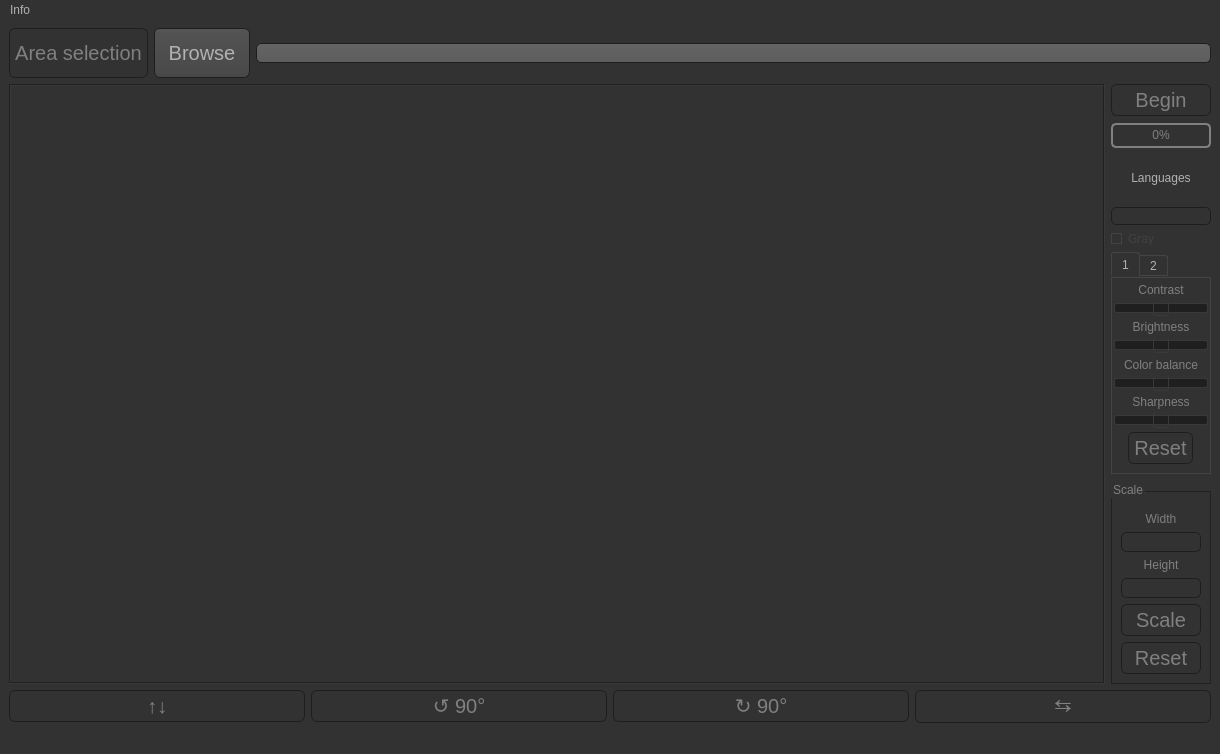
Paikerite/Text-finder, file text_finder_search.ui: the form before one commit.
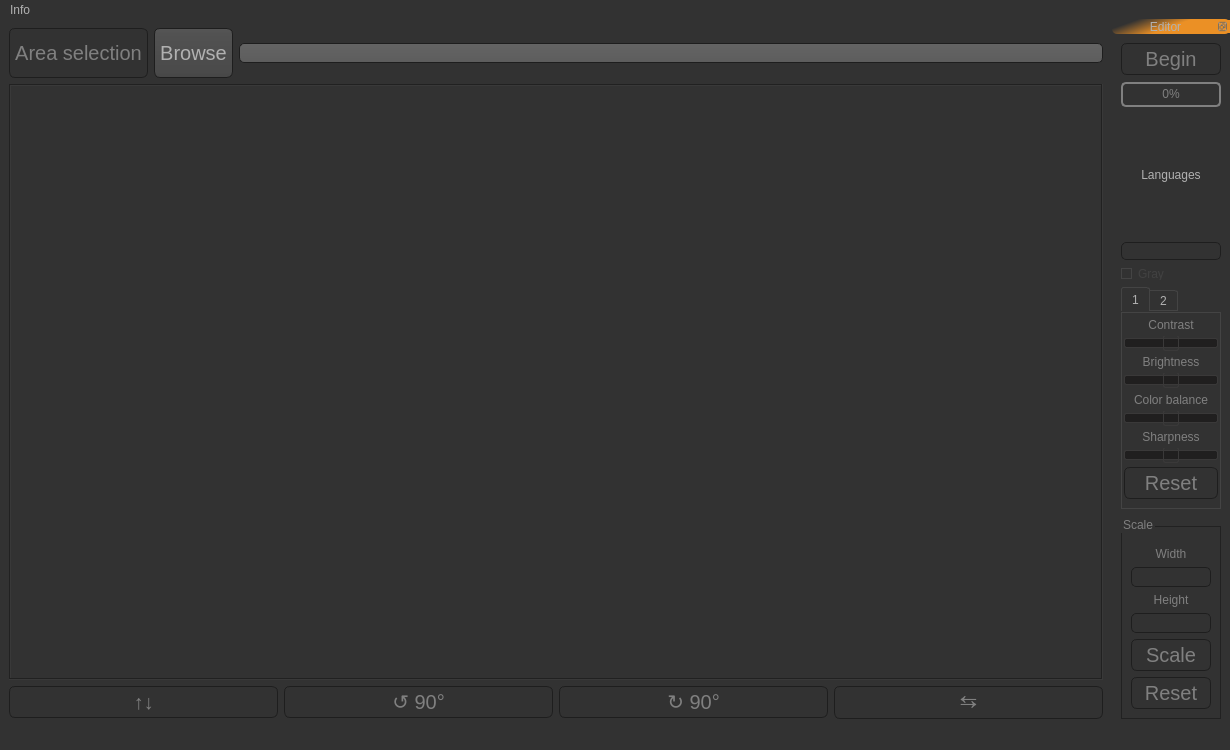
The form after the commit. Icons and pictures are not drawn.

Commit message: make white icons, add dockwidget

The edit to the form file:
```diff
--- a/text_finder_search.ui
+++ b/text_finder_search.ui
@@ -9,8 +9,8 @@
    <rect>
     <x>0</x>
     <y>0</y>
-    <width>1220</width>
-    <height>754</height>
+    <width>1230</width>
+    <height>750</height>
    </rect>
   </property>
   <property name="sizePolicy">
@@ -353,15 +353,20 @@
 QDockWidget::title
 {
     text-align: center;
-    spacing: 3px; /* spacing between items in the tool bar */
-    background-color: QLinearGradient(x1:0, y1:0, x2:0, y2:1, stop:0 #323232, stop: 0.5 #242424, stop:1 #323232);
+    spacing: 3px; /* spacing between items in the tool bar */	
+	
+	background-color: qlineargradient(spread:pad, x1:0, y1:0.318182, x2:0.693, y2:0.563, stop:0.147727 rgba(50, 50, 50, 255), stop:0.732955 rgba(235, 144, 37, 255));
+
+/*    background-color: QLinearGradient(x1:0, y1:0, x2:0, y2:1, stop:0 #323232, stop: 0.5 #242424, stop:1 #323232); */
+	border-radius: 5;
 }
 
 QDockWidget::close-button, QDockWidget::float-button
 {
     text-align: center;
     spacing: 1px; /* spacing between items in the tool bar */
-    background-color: QLinearGradient(x1:0, y1:0, x2:0, y2:1, stop:0 #323232, stop: 0.5 #242424, stop:1 #323232);
+	background-color: rgb(235, 144, 37);
+   /*  background-color: QLinearGradient(x1:0, y1:0, x2:0, y2:1, stop:0 #323232, stop: 0.5 #242424, stop:1 #323232); */
 }
 
 QDockWidget::close-button:hover, QDockWidget::float-button:hover
@@ -374,24 +379,7 @@
     padding: 1px -1px -1px 1px;
 }
 
-QMainWindow::separator
-{
-    background-color: QLinearGradient(x1:0, y1:0, x2:0, y2:1, stop:0 #161616, stop: 0.5 #151515, stop: 0.6 #212121, stop:1 #343434);
-    color: white;
-    padding-left: 4px;
-    border: 1px solid #4c4c4c;
-    spacing: 3px; /* spacing between items in the tool bar */
-}
 
-QMainWindow::separator:hover
-{
-
-    background-color: QLinearGradient(x1:0, y1:0, x2:0, y2:1, stop:0 #d7801a, stop:0.5 #b56c17 stop:1 #ffa02f);
-    color: white;
-    padding-left: 4px;
-    border: 1px solid #6c6c6c;
-    spacing: 3px; /* spacing between items in the tool bar */
-}
 
 QToolBar::handle
 {
@@ -593,7 +581,34 @@
 {
 	background-color: rgb(255, 170, 0);
 	color: rgb(255, 170, 0);
-}</string>
+}
+
+/* QMainWindow::separator
+{
+    background-color: QLinearGradient(x1:0, y1:0, x2:0, y2:1, stop:0 #161616, stop: 0.5 #151515, stop: 0.6 #212121, stop:1 #343434);
+    color: white;
+    padding-left: 4px;
+    border: 1px solid #4c4c4c;
+    spacing: 3px;  spacing between items in the tool bar 
+}
+
+QMainWindow::separator:hover
+{
+
+    background-color: QLinearGradient(x1:0, y1:0, x2:0, y2:1, stop:0 #d7801a, stop:0.5 #b56c17 stop:1 #ffa02f);
+    color: white;
+    padding-left: 4px;
+    border: 1px solid #6c6c6c;
+    spacing: 3px; /* spacing between items in the tool bar
+}
+*/
+
+QMainWindow::separator
+{
+	width:0px; 
+	height:0px;
+}
+</string>
   </property>
   <property name="iconSize">
    <size>
@@ -705,7 +720,7 @@
      </layout>
     </item>
     <item>
-     <layout class="QHBoxLayout" name="horizontalLayout" stretch="0,0">
+     <layout class="QHBoxLayout" name="horizontalLayout" stretch="0">
       <property name="spacing">
        <number>6</number>
       </property>
@@ -728,8 +743,8 @@
           <rect>
            <x>0</x>
            <y>0</y>
-           <width>1088</width>
-           <height>589</height>
+           <width>1086</width>
+           <height>585</height>
           </rect>
          </property>
          <layout class="QVBoxLayout" name="verticalLayout_3">
@@ -753,8 +768,116 @@
         </widget>
        </widget>
       </item>
+     </layout>
+    </item>
       <item>
-       <layout class="QVBoxLayout" name="verticalLayout">
+     <layout class="QHBoxLayout" name="horizontalLayout_3">
+      <item>
+       <widget class="QPushButton" name="pushButton_5">
+        <property name="enabled">
+         <bool>false</bool>
+        </property>
+        <property name="statusTip">
+         <string>Invert the picture</string>
+        </property>
+        <property name="text">
+         <string>↑↓</string>
+        </property>
+       </widget>
+      </item>
+      <item>
+       <widget class="QPushButton" name="pushButton_rotate_left">
+        <property name="enabled">
+         <bool>false</bool>
+        </property>
+        <property name="statusTip">
+         <string>Rotate the picture -90°</string>
+        </property>
+        <property name="text">
+         <string>↺ 90°</string>
+        </property>
+       </widget>
+      </item>
+      <item>
+       <widget class="QPushButton" name="pushButton_rotate_right">
+        <property name="enabled">
+         <bool>false</bool>
+        </property>
+        <property name="statusTip">
+         <string>Rotate the picture +90°</string>
+        </property>
+        <property name="text">
+         <string>↻ 90°</string>
+        </property>
+       </widget>
+      </item>
+      <item>
+       <widget class="QPushButton" name="pushButton_4">
+        <property name="enabled">
+         <bool>false</bool>
+        </property>
+        <property name="statusTip">
+         <string>Invert the picture</string>
+        </property>
+        <property name="text">
+         <string>⇆</string>
+        </property>
+       </widget>
+      </item>
+     </layout>
+    </item>
+   </layout>
+  </widget>
+  <widget class="QMenuBar" name="menuBar">
+   <property name="geometry">
+    <rect>
+     <x>0</x>
+     <y>0</y>
+     <width>1230</width>
+     <height>21</height>
+    </rect>
+   </property>
+   <widget class="QMenu" name="Info">
+    <property name="title">
+     <string>Info</string>
+    </property>
+    <addaction name="About"/>
+    <addaction name="actionInstructiom"/>
+    <addaction name="separator"/>
+    <addaction name="actionAbout_Qt"/>
+   </widget>
+   <addaction name="Info"/>
+  </widget>
+  <widget class="QStatusBar" name="statusBar"/>
+  <widget class="QDockWidget" name="dockWidget_editor">
+   <property name="maximumSize">
+    <size>
+     <width>120</width>
+     <height>99999</height>
+    </size>
+   </property>
+   <property name="styleSheet">
+    <string notr="true"/>
+   </property>
+   <property name="floating">
+    <bool>false</bool>
+   </property>
+   <property name="features">
+    <set>QDockWidget::DockWidgetFloatable|QDockWidget::DockWidgetMovable</set>
+   </property>
+   <property name="allowedAreas">
+    <set>Qt::LeftDockWidgetArea|Qt::RightDockWidgetArea</set>
+   </property>
+   <property name="windowTitle">
+    <string>Editor</string>
+   </property>
+   <attribute name="dockWidgetArea">
+    <number>2</number>
+   </attribute>
+   <widget class="QWidget" name="dockWidgetContents_3">
+    <layout class="QVBoxLayout" name="verticalLayout_8">
+     <item>
+      <layout class="QVBoxLayout" name="verticalLayout" stretch="0,0,0,0,0,0,0">
         <property name="spacing">
          <number>7</number>
         </property>
@@ -764,7 +887,7 @@
            <bool>false</bool>
           </property>
           <property name="sizePolicy">
-           <sizepolicy hsizetype="Maximum" vsizetype="Minimum">
+          <sizepolicy hsizetype="Minimum" vsizetype="Minimum">
             <horstretch>0</horstretch>
             <verstretch>0</verstretch>
            </sizepolicy>
@@ -781,12 +904,27 @@
             <height>32</height>
            </size>
           </property>
+         <property name="sizeIncrement">
+          <size>
+           <width>0</width>
+           <height>0</height>
+          </size>
+         </property>
+         <property name="font">
+          <font>
+           <pointsize>-1</pointsize>
+           <kerning>false</kerning>
+          </font>
+         </property>
           <property name="statusTip">
            <string>Recognize text on the picture</string>
           </property>
           <property name="whatsThis">
            <string>Recognize text on the picture</string>
           </property>
+         <property name="layoutDirection">
+          <enum>Qt::RightToLeft</enum>
+         </property>
           <property name="text">
            <string>Begin</string>
           </property>
@@ -1083,7 +1221,7 @@
               </property>
              </widget>
             </item>
-            <item alignment="Qt::AlignHCenter">
+           <item>
              <widget class="QPushButton" name="pushButton_Reset_enhance">
               <property name="sizePolicy">
                <sizepolicy hsizetype="Fixed" vsizetype="Fixed">
@@ -1093,14 +1231,14 @@
               </property>
               <property name="minimumSize">
                <size>
-                <width>52</width>
+               <width>0</width>
                 <height>0</height>
                </size>
               </property>
               <property name="maximumSize">
                <size>
-                <width>86</width>
-                <height>32</height>
+               <width>9999</width>
+               <height>9999</height>
                </size>
               </property>
               <property name="font">
@@ -1368,86 +1506,8 @@
        </layout>
       </item>
      </layout>
-    </item>
-    <item>
-     <layout class="QHBoxLayout" name="horizontalLayout_3">
-      <item>
-       <widget class="QPushButton" name="pushButton_5">
-        <property name="enabled">
-         <bool>false</bool>
-        </property>
-        <property name="statusTip">
-         <string>Invert the picture</string>
-        </property>
-        <property name="text">
-         <string>↑↓</string>
-        </property>
-       </widget>
-      </item>
-      <item>
-       <widget class="QPushButton" name="pushButton_rotate_left">
-        <property name="enabled">
-         <bool>false</bool>
-        </property>
-        <property name="statusTip">
-         <string>Rotate the picture -90°</string>
-        </property>
-        <property name="text">
-         <string>↺ 90°</string>
-        </property>
-       </widget>
-      </item>
-      <item>
-       <widget class="QPushButton" name="pushButton_rotate_right">
-        <property name="enabled">
-         <bool>false</bool>
-        </property>
-        <property name="statusTip">
-         <string>Rotate the picture +90°</string>
-        </property>
-        <property name="text">
-         <string>↻ 90°</string>
-        </property>
-       </widget>
-      </item>
-      <item>
-       <widget class="QPushButton" name="pushButton_4">
-        <property name="enabled">
-         <bool>false</bool>
-        </property>
-        <property name="statusTip">
-         <string>Invert the picture</string>
-        </property>
-        <property name="text">
-         <string>⇆</string>
-        </property>
-       </widget>
-      </item>
-     </layout>
-    </item>
-   </layout>
-  </widget>
-  <widget class="QMenuBar" name="menuBar">
-   <property name="geometry">
-    <rect>
-     <x>0</x>
-     <y>0</y>
-     <width>1220</width>
-     <height>21</height>
-    </rect>
-   </property>
-   <widget class="QMenu" name="Info">
-    <property name="title">
-     <string>Info</string>
-    </property>
-    <addaction name="About"/>
-    <addaction name="actionInstructiom"/>
-    <addaction name="separator"/>
-    <addaction name="actionAbout_Qt"/>
-   </widget>
-   <addaction name="Info"/>
-  </widget>
-  <widget class="QStatusBar" name="statusBar"/>
+   </widget>
+  </widget>
   <action name="About">
    <property name="text">
     <string>About...</string>
```
Left out of the diff: 2 changed lines with no effect on the pictures. Lines whose indentation alone changed are shown as unchanged. The commit also changes 7 other files.
